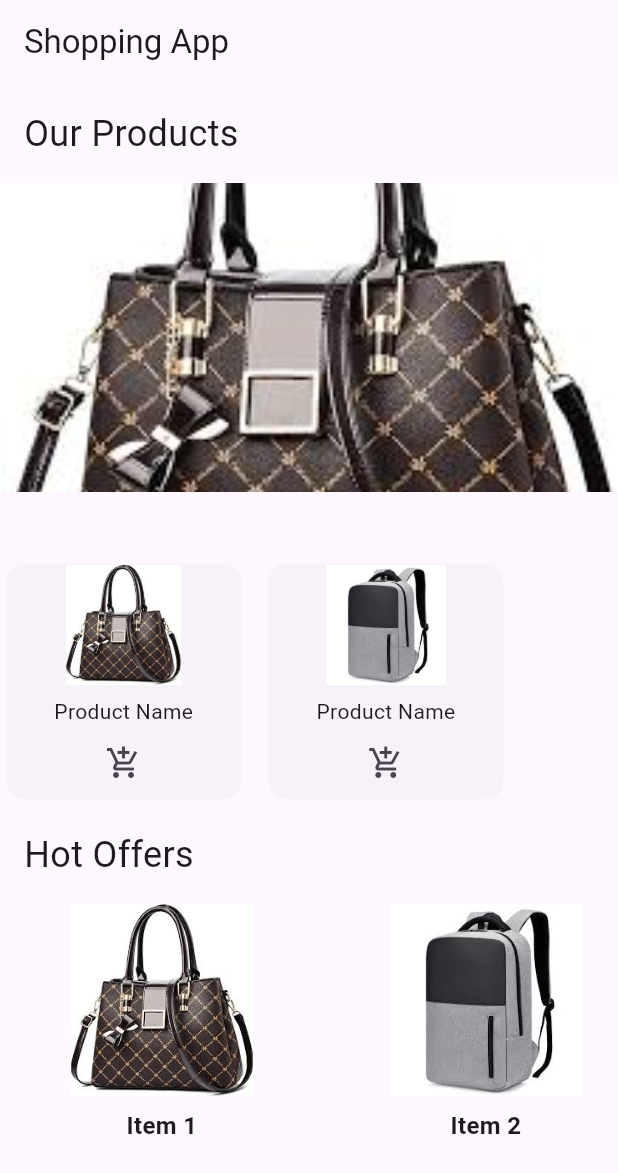
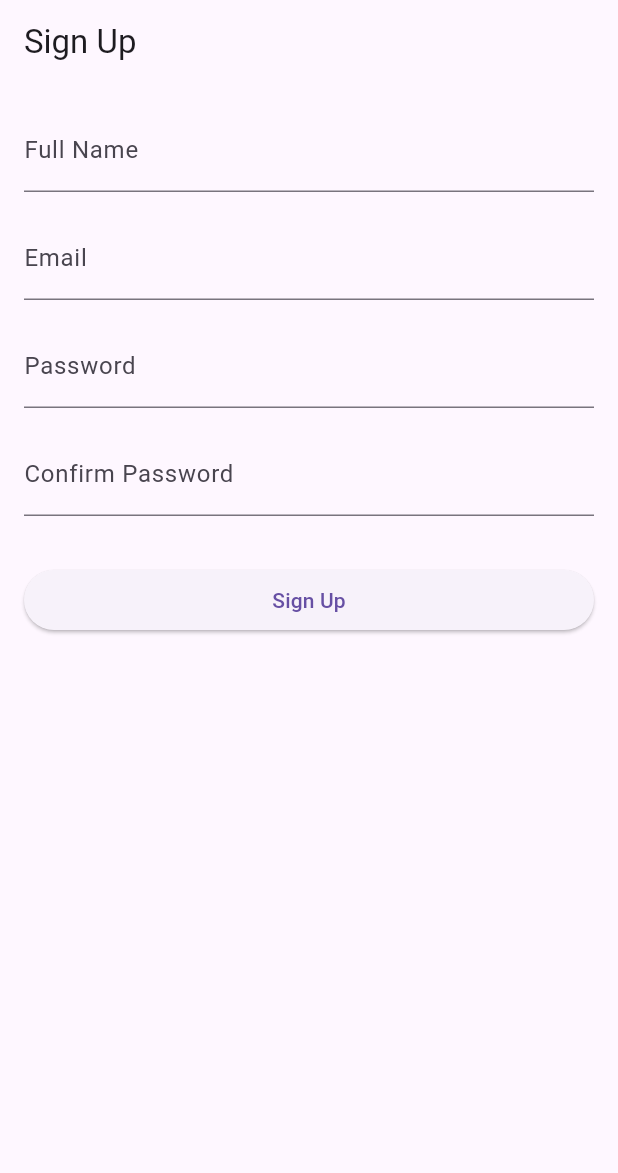
Before and after one commit to FadyT/Spring_Project, a Flutter app: the screen it shows after launch, on a phone screen of 412 x 824 dp. Shown: the top 1173 px of the screen. Run offline on Flutter 3.47's test engine with Material 3 defaults, Android fonts, the phone set to English and light mode, and no system bars.

Commit message:
SignUp Page

```diff
--- a/Flutter_Projects/storeapp/lib/main.dart
+++ b/Flutter_Projects/storeapp/lib/main.dart
@@ -1,6 +1,7 @@
 import 'package:flutter/material.dart';
+import 'package:storeapp/sign_up_page.dart';
 
-import 'ShoppingPage.dart';
+import 'shopping_page.dart';
 
 void main() {
   runApp(const MyApp());
@@ -15,7 +16,7 @@
     return MaterialApp(
       title: 'Shopping App',
       theme: ThemeData(primarySwatch: Colors.blue),
-      home: const ShoppingPage(),
+      home: const SignUPPage(),
     );
   }
 }
--- a/Flutter_Projects/storeapp/lib/ShoppingPage.dart
+++ b/Flutter_Projects/storeapp/lib/shopping_page.dart
@@ -17,8 +17,7 @@ class _ShoppingPageState extends State<ShoppingPage> {
       //give a title to the page using appBar
       appBar: AppBar(title: const Text('Shopping App')),
       body: Center(
-        child: Column(
-          crossAxisAlignment: CrossAxisAlignment.start,
+        child: ListView(
           children: [
             //place at the start of the page text says ""our products"" below it a pageView that shows images of the products
             const Padding(
--- /dev/null
+++ b/Flutter_Projects/storeapp/lib/sign_up_page.dart
@@ -0,0 +1,141 @@
+import 'package:flutter/material.dart';
+
+import 'shopping_page.dart';
+
+class SignUPPage extends StatefulWidget {
+  const SignUPPage({super.key});
+
+  @override
+  State<SignUPPage> createState() => _SignUPPage();
+}
+
+class _SignUPPage extends State<SignUPPage> {
+
+  final _formKey = GlobalKey<FormState>();
+  final _fullNameController = TextEditingController();
+  final _emailController = TextEditingController();
+  final _passwordController = TextEditingController();
+  final _confirmPasswordController = TextEditingController();
+
+  void _showDialog() {
+    showDialog(
+      context: context,
+      builder: (context) => AlertDialog(
+        title: const Text('Success'),
+        content: const Text('Account created successfully!'),
+        actions: [
+          TextButton(
+            onPressed: () {
+              Navigator.pop(context);
+              Navigator.pushReplacement(
+                context,
+                MaterialPageRoute(builder: (context) => const ShoppingPage()),
+              );
+            },
+            child: const Text('Close'),
+          ),
+        ],
+      ),
+    );
+  }
+
+  void _showSnackBar(String message) {
+    ScaffoldMessenger.of(context).showSnackBar(
+      SnackBar(content: Text(message)),
+    );
+  }
+  void _validateAndSubmit() {
+    if (_formKey.currentState!.validate()) {
+      _showDialog();
+    }
+  }
+  @override
+  Widget build(BuildContext context) {
+    return Scaffold(
+      appBar: AppBar(
+        title: const Text('Sign Up'),
+      ),
+      body: Padding(
+        padding: const EdgeInsets.all(16.0),
+        child: Form(
+          key: _formKey,
+          child: ListView(
+            children: [
+              TextFormField(
+                controller: _fullNameController,
+                decoration: const InputDecoration(labelText: 'Full Name'),
+                validator: (value) {
+                  if (value == null || value.isEmpty) {
+                    return 'Please enter your full name';
+                  }
+                  if (value[0] != value[0].toUpperCase()) {
+                    _showSnackBar('The first letter must be capitalized');
+                    return 'The first letter must be capitalized';
+                  }
+                  return null;
+                },
+              ),
+              const SizedBox(height: 16),
+              TextFormField(
+                controller: _emailController,
+                decoration: const InputDecoration(labelText: 'Email'),
+                keyboardType: TextInputType.emailAddress,
+                validator: (value) {
+                  if (value == null || value.isEmpty) {
+                    _showSnackBar('Please enter your email');
+                    return 'Please enter your email';
+                  }
+                  if (!value.contains('@')) {
+                    _showSnackBar('Email must contain @');
+                    return 'Email must contain @';
+                  }
+                  return null;
+                },
+              ),
+              const SizedBox(height: 16),
+              TextFormField(
+                controller: _passwordController,
+                decoration: const InputDecoration(labelText: 'Password'),
+                obscureText: true,
+                validator: (value) {
+                  if (value == null || value.isEmpty) {
+                    _showSnackBar('Please enter a password');
+                    return 'Please enter a password';
+                  }
+                  if (value.length < 6) {
+                    _showSnackBar('Password must be at least 6 characters');
+                    return 'Password must be at least 6 characters';
+                  }
+                  return null;
+                },
+              ),
+              const SizedBox(height: 16),
+              TextFormField(
+                controller: _confirmPasswordController,
+                decoration:
+                const InputDecoration(labelText: 'Confirm Password'),
+                obscureText: true,
+                validator: (value) {
+                  if (value == null || value.isEmpty) {
+                    _showSnackBar('Please confirm your password');
+                    return 'Please confirm your password';
+                  }
+                  if (value != _passwordController.text) {
+                    _showSnackBar('Passwords do not match');
+                    return 'Passwords do not match';
+                  }
+                  return null;
+                },
+              ),
+              const SizedBox(height: 32),
+              ElevatedButton(
+                onPressed: _validateAndSubmit,
+                child: const Text('Sign Up'),
+              ),
+            ],
+          ),
+        ),
+      ),
+    );
+  }
+}
```
Also changed, not shown: 1 other file.
